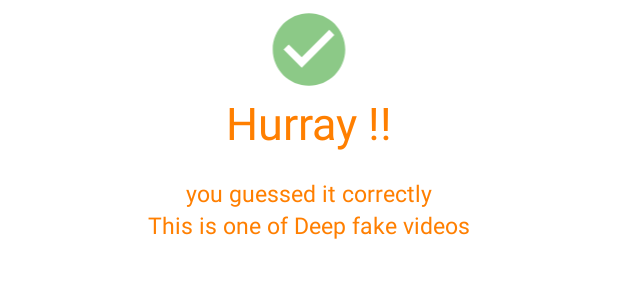
After one commit to FaldiSugoi/LookUp_CapstoneProject, an Android app: the layout fragment_correct_dialog.xml on its own in the app's theme, with its tools: preview values and no code run, on a phone screen of 412 x 824 dp. The commit adds this screen. Shown: the top 300 px of the screen. Run offline under Robolectric (Android 15) with nearby library versions, the phone set to English and light mode, and no system bars; Roboto replaces fonts that are not available here.

Commit message:
Updating UI: -Create :   - DetailActivity.kt   - CorrectDialogFragment.kt   - IncorrectDialogFragment.kt -Tweak :   - list_item_video.xml

```diff
--- a/app/src/main/AndroidManifest.xml
+++ b/app/src/main/AndroidManifest.xml
@@ -9,6 +9,7 @@
         android:roundIcon="@mipmap/ic_launcher_round"
         android:supportsRtl="true"
         android:theme="@style/Theme.LookUp">
+        <activity android:name=".DetailActivity"></activity>
         <activity android:name=".splash.SplashActivity">
             <intent-filter>
                 <action android:name="android.intent.action.MAIN" />
@@ -16,9 +17,7 @@
                 <category android:name="android.intent.category.LAUNCHER" />
             </intent-filter>
         </activity>
-        <activity android:name=".MainActivity">
-
-        </activity>
+        <activity android:name=".MainActivity"></activity>
 
         <meta-data
             android:name="preloaded_fonts"
--- /dev/null
+++ b/app/src/main/res/drawable/ic_circle.xml
@@ -0,0 +1,5 @@
+<vector android:height="24dp" android:tint="#FFFFFF"
+    android:viewportHeight="24" android:viewportWidth="24"
+    android:width="24dp" xmlns:android="http://schemas.android.com/apk/res/android">
+    <path android:fillColor="@android:color/white" android:pathData="M12,12m-10,0a10,10 0,1 1,20 0a10,10 0,1 1,-20 0"/>
+</vector>
--- /dev/null
+++ b/app/src/main/res/drawable/ic_correct.xml
@@ -0,0 +1,5 @@
+<vector android:height="24dp" android:tint="#8CC987"
+    android:viewportHeight="24" android:viewportWidth="24"
+    android:width="24dp" xmlns:android="http://schemas.android.com/apk/res/android">
+    <path android:fillColor="@android:color/white" android:pathData="M12,2C6.48,2 2,6.48 2,12s4.48,10 10,10 10,-4.48 10,-10S17.52,2 12,2zM10,17l-5,-5 1.41,-1.41L10,14.17l7.59,-7.59L19,8l-9,9z"/>
+</vector>
--- /dev/null
+++ b/app/src/main/res/drawable/ic_incorrect.xml
@@ -0,0 +1,5 @@
+<vector android:height="24dp" android:tint="#D07373"
+    android:viewportHeight="24" android:viewportWidth="24"
+    android:width="24dp" xmlns:android="http://schemas.android.com/apk/res/android">
+    <path android:fillColor="@android:color/white" android:pathData="M12,2C6.47,2 2,6.47 2,12s4.47,10 10,10 10,-4.47 10,-10S17.53,2 12,2zM17,15.59L15.59,17 12,13.41 8.41,17 7,15.59 10.59,12 7,8.41 8.41,7 12,10.59 15.59,7 17,8.41 13.41,12 17,15.59z"/>
+</vector>
--- /dev/null
+++ b/app/src/main/res/layout/fragment_correct_dialog.xml
@@ -0,0 +1,65 @@
+<?xml version="1.0" encoding="utf-8"?>
+<FrameLayout xmlns:android="http://schemas.android.com/apk/res/android"
+    xmlns:tools="http://schemas.android.com/tools"
+    android:layout_width="match_parent"
+    android:layout_height="wrap_content"
+    tools:context=".fragment.CorrectDialogFragment"
+    android:orientation="vertical"
+    android:background="@android:color/transparent">
+
+    <RelativeLayout
+        android:layout_width="match_parent"
+        android:layout_height="wrap_content"
+        android:layout_gravity="bottom|center"
+        android:layout_marginTop="45dp"
+        android:background="@color/white">
+
+        <LinearLayout
+            android:layout_width="300dp"
+            android:layout_height="150dp"
+            android:orientation="vertical"
+            android:padding="16dp"
+            android:layout_centerHorizontal="true">
+
+            <TextView
+                android:layout_width="wrap_content"
+                android:layout_height="wrap_content"
+                android:layout_gravity="center"
+                android:text="@string/hurray"
+                android:textSize="30sp" />
+
+            <TextView
+                android:layout_width="wrap_content"
+                android:layout_height="wrap_content"
+                android:layout_gravity="center"
+                android:text="@string/correct1"
+                android:textSize="15sp"
+                android:layout_marginTop="16dp"/>
+
+            <TextView
+                android:layout_width="wrap_content"
+                android:layout_height="wrap_content"
+                android:layout_gravity="center"
+                android:text="@string/correct2"
+                android:textSize="15sp" />
+
+
+        </LinearLayout>
+    </RelativeLayout>
+
+    <FrameLayout
+        android:layout_width="67dp"
+        android:layout_height="66dp"
+        android:layout_gravity="center_horizontal"
+        android:background="@drawable/ic_circle"
+        android:padding="4dp">
+
+        <ImageView
+            android:id="@+id/correctIcon"
+            android:layout_width="80dp"
+            android:layout_height="58dp"
+            android:layout_gravity="center|top"
+            android:src="@drawable/ic_correct" />
+    </FrameLayout>
+
+</FrameLayout>
--- a/app/src/main/res/values/strings.xml
+++ b/app/src/main/res/values/strings.xml
@@ -15,4 +15,13 @@
     <string name="let_s_start">Let\'s start</string>
     <string name="start">START</string>
     <string name="hello_blank_fragment">Hello blank fragment</string>
+    <string name="tips">Dengan pengamatanmu apakah kamu pikir xxxxx xxxxxx? Silahkan pilih mernurut kamu?</string>
+    <string name="legit">Legit</string>
+    <string name="deepfake_tbn">DeepFake</string>
+    <string name="hurray">Hurray !!</string>
+    <string name="correct1">you guessed it correctly</string>
+    <string name="correct2">This is one of Deep fake videos</string>
+    <string name="sorry">Sorry</string>
+    <string name="incorrect1">but your guess is wrong</string>
+    <string name="real">This is real video</string>
 </resources>
--- a/app/src/main/res/values/themes.xml
+++ b/app/src/main/res/values/themes.xml
@@ -12,5 +12,7 @@
         <!-- Status bar color. -->
         <item name="android:statusBarColor" tools:targetApi="l">?attr/colorPrimaryVariant</item>
         <!-- Customize your theme here. -->
+        <!-- Font Colour -->
+        <item name="android:textColor">@color/orange_500</item>
     </style>
 </resources>
```
Also changed, not shown: app/src/main/java/com/example/lookup/DetailActivity.kt (added, +22 -0 lines), app/src/main/java/com/example/lookup/MainActivity.kt (+8 -3 lines), app/src/main/java/com/example/lookup/fragment/CorrectDialogFragment.kt (added, +24 -0 lines), app/src/main/java/com/example/lookup/fragment/IncorrectDialogFragment.kt (added, +28 -0 lines), app/src/main/res/layout/activity_detail.xml (added, +69 -0 lines), app/src/main/res/layout/activity_main.xml (+9 -1 lines), app/src/main/res/layout/fragment_incorrect_dialog.xml (added, +64 -0 lines), app/src/main/res/layout/list_item_video.xml (+27 -18 lines), app/src/main/res/navigation/my_nav.xml (+10 -0 lines).
